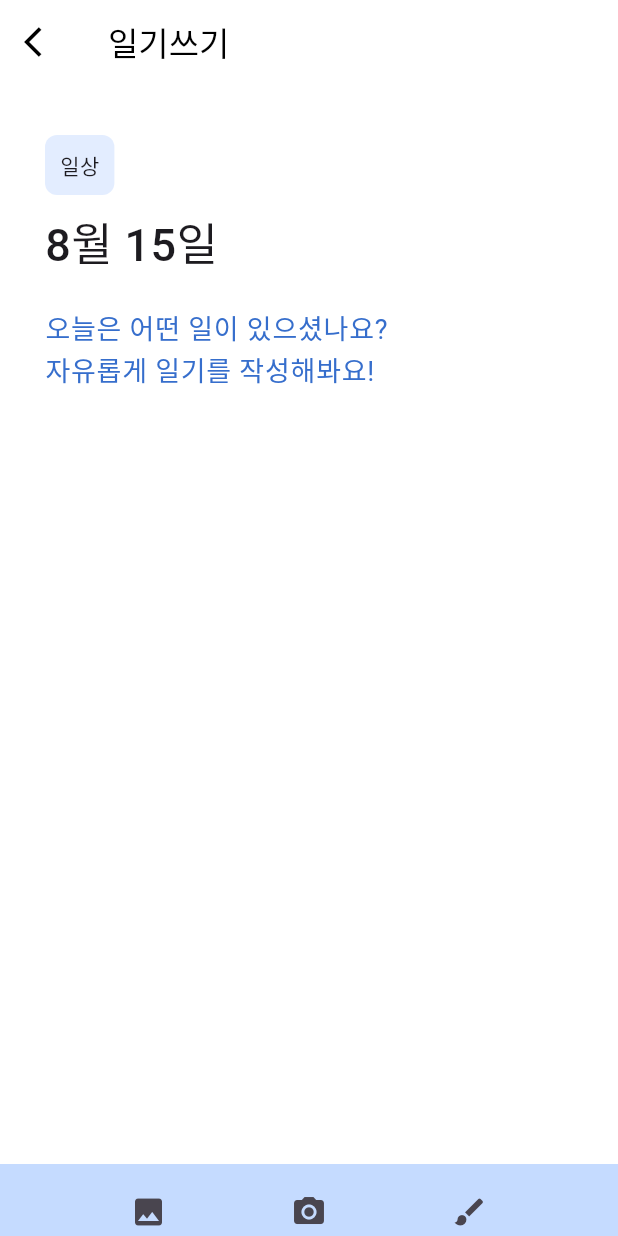
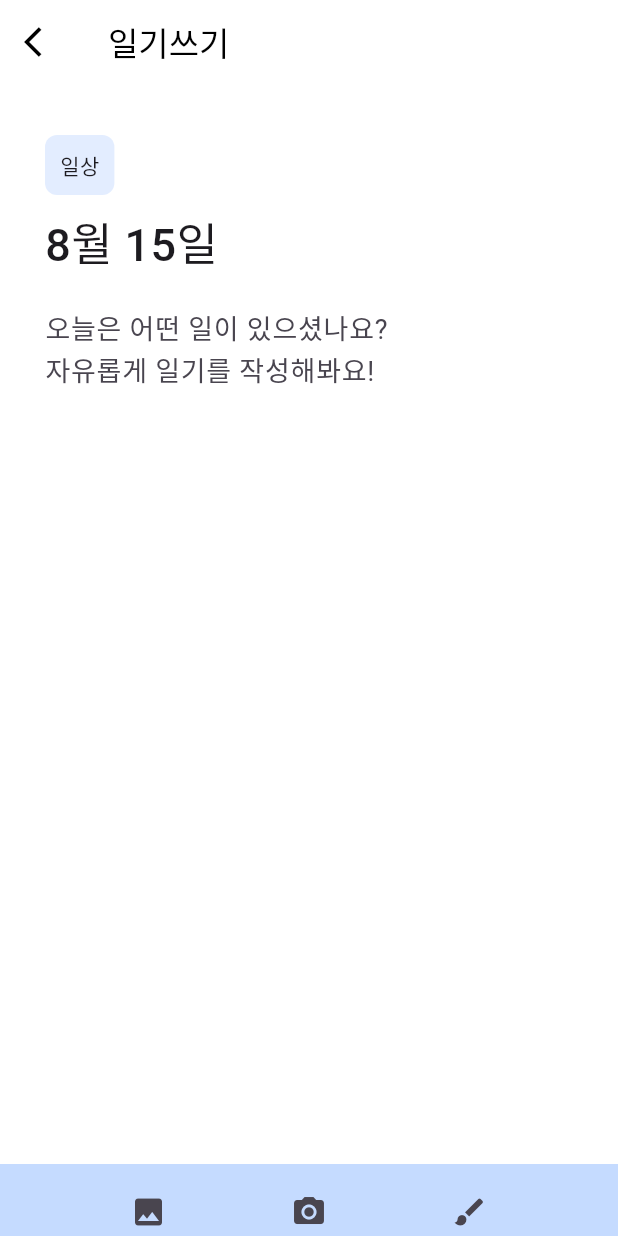
Before and after one commit to withJihyuk/TradeDiary-Flutter, a Flutter app: the WritePage screen opened by its route, on a phone screen of 412 x 824 dp. Run offline on Flutter 3.47's test engine with Material 3 defaults, Android fonts, the phone set to English and light mode, and no system bars; our stand-ins replace flutter_svg, go_router; missing offline and left inert: pro_image_editor; Roboto replaces fonts that are missing (EF_Diary, PretendardJP).

Commit message:
feat :: 색상 롤백

```diff
--- a/lib/view/diary/write_page.dart
+++ b/lib/view/diary/write_page.dart
@@ -54,9 +54,9 @@ class WritePage extends StatelessWidget {
                 decoration: InputDecoration(
                   hintText: "오늘은 어떤 일이 있으셨나요?\n자유롭게 일기를 작성해봐요!",
                   hintStyle: TextStyle(
-                      fontSize: 18,
-                      fontWeight: FontWeight.w400,
-                      color: DiaryColorBlue.normalActive),
+                    fontSize: 18,
+                    fontWeight: FontWeight.w400,
+                  ),
                   border: InputBorder.none,
                 ),
                 style: TextStyle(fontSize: 18),
```
